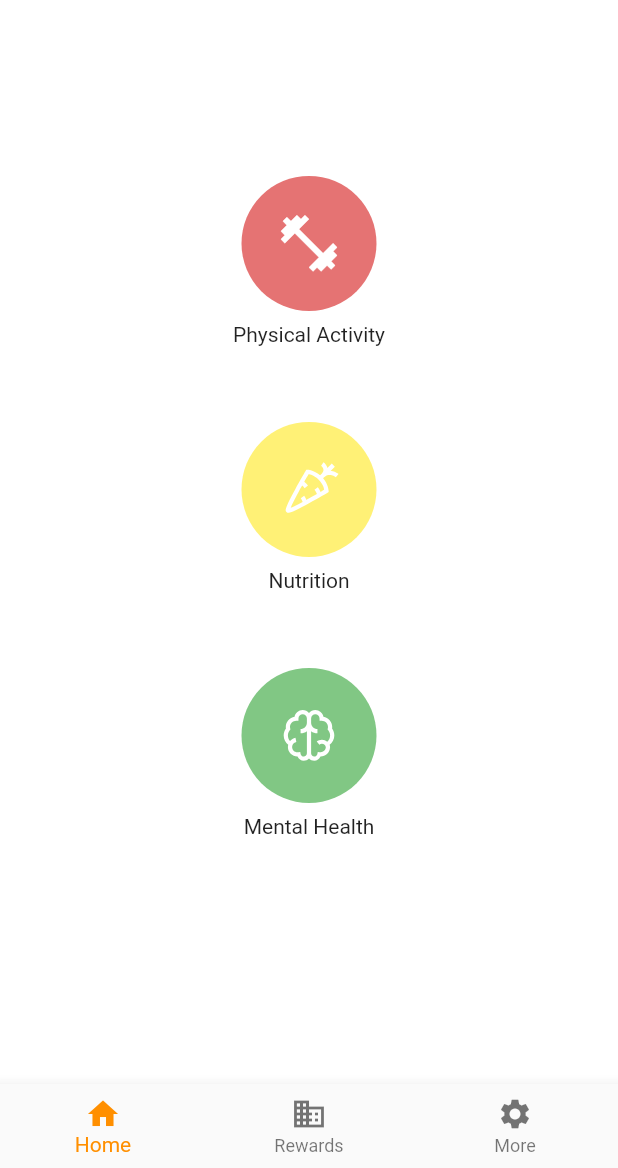
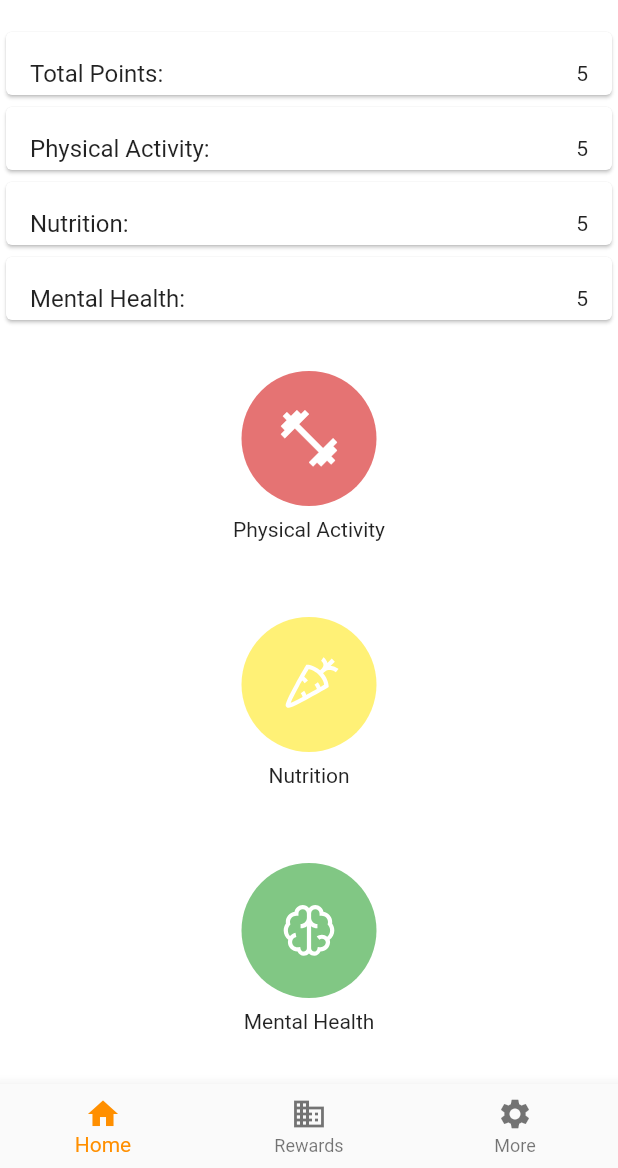
Before and after one commit to alexnat39/camp_navigate, a Flutter app: the screen it shows after launch, on a phone screen of 412 x 824 dp, the part 68-1236 px from its top. Run offline on Flutter 3.47's test engine with Material 2 defaults, Android fonts, the phone set to English and light mode, and no system bars; our stand-ins replace cached_network_image, cloud_firestore, firebase_auth, firebase_core, get_it, line_icons and 2 more; missing offline and left inert: paginate_firestore; accounts and stored records are empty; Roboto replaces fonts that are missing (GothamPro).

Commit message:
added cardview that displays user data

```diff
--- a/lib/Pages/home_page.dart
+++ b/lib/Pages/home_page.dart
@@ -8,13 +8,43 @@ class HomePage extends StatefulWidget {
 }
 
 class _HomePageState extends State<HomePage> {
+
+  List<String> pointTypes = [
+    'Total Points: ',
+    'Physical Activity: ',
+    'Nutrition: ',
+    'Mental Health: ',
+  ];
+
   @override
   Widget build(BuildContext context) {
+
     return Column(
       mainAxisAlignment: MainAxisAlignment.center,
       crossAxisAlignment: CrossAxisAlignment.center,
       children: <Widget>[
-        SizedBox(height: 100),
+
+        Container(
+          height: 200,
+          child: ListView.builder(
+            itemCount: 4,
+            itemBuilder: (context, index) {
+              return Container(
+                height: 50,
+                child: Card(
+                  child: ListTile(
+                    onTap: () {},
+                    title: Text(pointTypes[index]),
+                    trailing: Text('5'),
+                  ),
+                ),
+              );
+            },
+          ),
+        ),
+
+        SizedBox(height: 30),
+
         CustomPhysicalButton(
             func: () => Navigator.pushNamed(context, "/physical")),
         SizedBox(height: 50),
```
